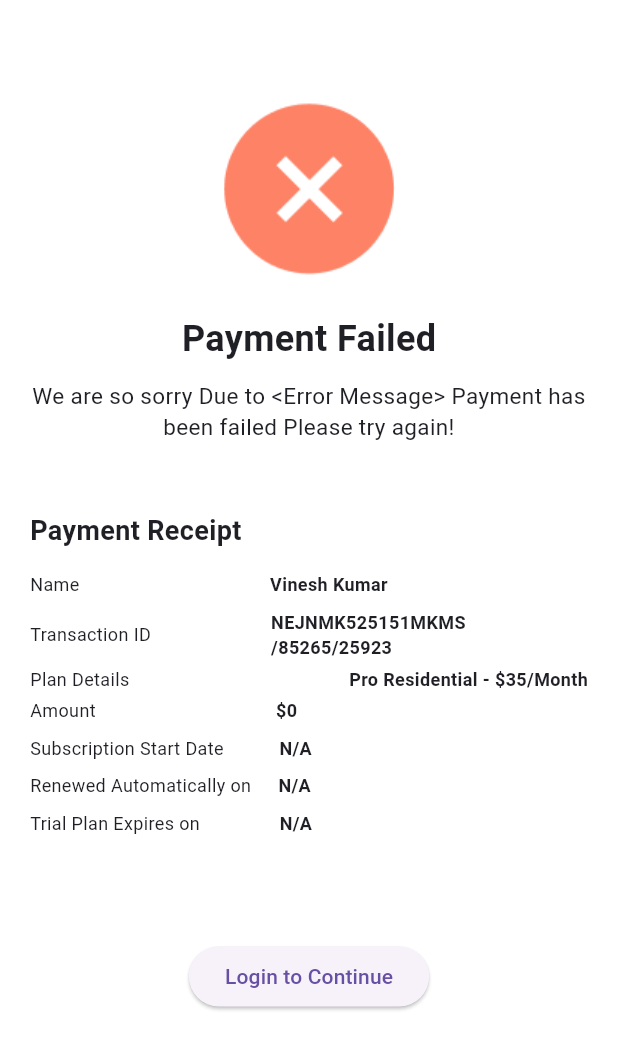
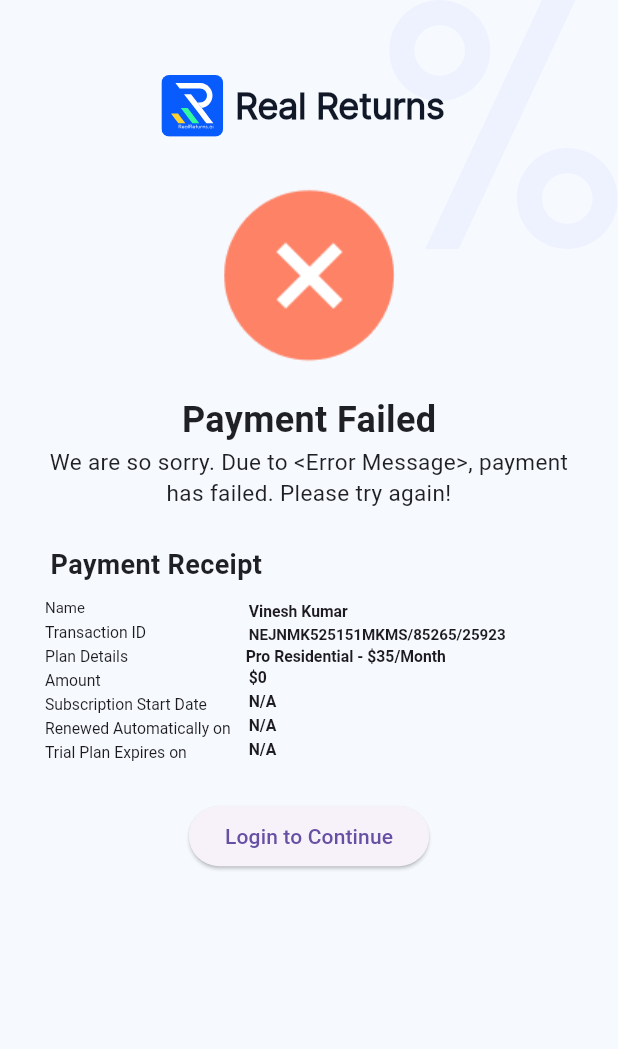
Before and after one commit to MohanmanuPaccore/RealReturnsMobile, a Flutter app: the FailedScreen widget shown alone on an empty page, opened directly, on a phone screen of 412 x 824 dp. Shown: the top 1049 px of the screen. Run offline on Flutter 3.47's test engine with Material 3 defaults, Android fonts, the phone set to English and light mode, and no system bars; our stand-ins replace email_validator, firebase_analytics, firebase_core, flutter_svg, rxdart; missing offline and left inert: flutter_appauth; accounts and stored records are empty.

Commit message:
changes in success and failure payment

```diff
--- a/lib/screens/paymentfailed.dart
+++ b/lib/screens/paymentfailed.dart
@@ -1,23 +1,22 @@
+import 'package:architecture_pattern/screens/widgets/background_icon_widget.dart';
 import 'package:flutter/material.dart';
-
+import 'package:architecture_pattern/common_files/common_size_helper.dart';
 import '../constants/assets_constants.dart';
+import '../routes/routes_names.dart';
 
 class FailedScreen extends StatelessWidget {
   @override
   Widget build(BuildContext context) {
-    return Scaffold(
-      backgroundColor: Colors.white,
-
-      body: Padding(
+    return BackgroundIcon(
+      child: Padding(
         padding: const EdgeInsets.all(4.0),
         child: Column(
           crossAxisAlignment: CrossAxisAlignment.center,
           children: [
-            SizedBox(height: 60,),
             Image(
               image: AssetImage(AssetConstants.paymentfailed),
             ),
-            SizedBox(height: 20),
+            SizedBox(height: displayHeight(context) * 0.02),
             Text(
               'Payment Failed',
               style: TextStyle(
@@ -25,13 +24,15 @@ class FailedScreen extends StatelessWidget {
                 fontWeight: FontWeight.bold,
               ),
             ),
-            SizedBox(height: 10),
-            Text(
-              'We are so sorry Due to <Error Message> Payment has been failed Please try again!',
-              textAlign: TextAlign.center,
-              style: TextStyle(fontSize: 15),
+            Padding(
+              padding: const EdgeInsets.symmetric(horizontal: 16.0),
+              child: Text(
+                'We are so sorry. Due to <Error Message>, payment has failed. Please try again!',
+                textAlign: TextAlign.center,
+                style: TextStyle(fontSize: 15),
+              ),
             ),
-            SizedBox(height: 30),
+            SizedBox(height: displayHeight(context) * 0.01),
             Container(
               padding: EdgeInsets.all(16),
               decoration: BoxDecoration(
@@ -41,169 +42,142 @@ class FailedScreen extends StatelessWidget {
               child: Column(
                 crossAxisAlignment: CrossAxisAlignment.start,
                 children: [
-                  Text(
-                    'Payment Receipt',
-                    style: TextStyle(
-                      fontSize: 18,
-                      fontWeight: FontWeight.bold,
+                  Padding(
+                    padding:  EdgeInsets.only(left: displayWidth(context)*0.033),
+                    child: Text(
+                      'Payment Receipt',
+                      style: TextStyle(
+                        fontSize: 18,
+                        fontWeight: FontWeight.bold,
+                      ),
                     ),
                   ),
-                  SizedBox(height: 10),
-                  Padding(
-                    padding: const EdgeInsets.symmetric(vertical: 4.0),
-                    child: Row(
-                      mainAxisAlignment: MainAxisAlignment.start,
-                      children: [
-                        Text(
-                          'Name',
-                          style: TextStyle(
-                            fontSize: 12,
-
-                          ),
-                        ),
-                        SizedBox(width: 127,),
-                        Text('Vinesh Kumar',  style: TextStyle(
-                          fontSize: 12,
-                          fontWeight: FontWeight.bold,
-                        ),),
-                      ],
-                    ),
-                  ),
-                  Padding(
-                    padding: const EdgeInsets.symmetric(vertical: 4.0),
-                    child: Row(
-                      mainAxisAlignment: MainAxisAlignment.start,
-                      children: [
-                        Text(
-                          'Transaction ID',
-                          style: TextStyle(
-                            fontSize: 12,
-
-                          ),
-                        ),
-                        SizedBox(width: 80,),
-                        Text('NEJNMK525151MKMS\n/85265/25923',
-                          style: TextStyle(
-                            fontSize: 12,
-                            fontWeight: FontWeight.bold,
-                          ),
-                        ),
-                      ],
-                    ),
-                  ),
-
                   Row(
-                    mainAxisAlignment: MainAxisAlignment.spaceBetween,
                     children: [
-                      Text(
-                        'Plan Details',
-                        style: TextStyle(
-                          fontSize: 12,
+                      Padding(
+                        padding: const EdgeInsets.all(8),
+                        child: Column(
+                          crossAxisAlignment: CrossAxisAlignment.start,
+                          children: [
+                            Padding(
+                              padding: const EdgeInsets.all(2.0),
+                              child: Text("Name",style: Theme.of(context).textTheme.displayMedium?.copyWith(
+                                  fontSize: 10),
+                              ),
+                            ),
+                            Padding(
+                              padding: const EdgeInsets.all(2.0),
+                              child: Text("Transaction ID",style: Theme.of(context).textTheme.displayMedium?.copyWith(
+                                  fontSize: 10.5),
+                              ),
+                            ),
+                            Padding(
+                              padding: const EdgeInsets.all(2.0),
+                              child: Text("Plan Details",style: Theme.of(context).textTheme.displayMedium?.copyWith(
+                                  fontSize: 10.5),
+                              ),
+                            ),
+                            Padding(
+                              padding: const EdgeInsets.all(2.0),
+                              child: Text("Amount",style: Theme.of(context).textTheme.displayMedium?.copyWith(
+                                  fontSize: 10.5),
+                              ),
+                            ),
+                            Padding(
+                              padding: const EdgeInsets.all(2.0),
+                              child: Text("Subscription Start Date",style: Theme.of(context).textTheme.displayMedium?.copyWith(
+                                  fontSize: 10.5),
+                              ),
+                            ),
+                            Padding(
+                              padding: const EdgeInsets.all(2.0),
+                              child: Text("Renewed Automatically on",style: Theme.of(context).textTheme.displayMedium?.copyWith(
+                                  fontSize: 10.5),
+                              ),
+                            ),
+                            Padding(
+                              padding: const EdgeInsets.all(2.0),
+                              child: Text("Trial Plan Expires on",style: Theme.of(context).textTheme.displayMedium?.copyWith(
+                                  fontSize: 10.5),
+                              ),
+                            ),
+                          ],
 
                         ),
+
                       ),
-                      SizedBox(width: 40,),
-                      Text('Pro Residential - \$35/Month',style: TextStyle(
-                        fontSize: 12,
-                        fontWeight: FontWeight.bold,
-                      ),),
+                      Padding(
+                        padding: const EdgeInsets.symmetric(vertical: 4.0),
+                        child: Column(
+                          crossAxisAlignment: CrossAxisAlignment.start,
+                          children: [
+                            Padding(
+                              padding: const EdgeInsets.all(2.0),
+                              child: Text("Vinesh Kumar", style: Theme.of(context).textTheme.displayMedium?.copyWith(
+                                  fontWeight: FontWeight.w600,
+                                  fontSize: 10.5
+                              ),),
+                            ),
+                            Padding(
+                              padding: const EdgeInsets.all(2.0),
+                              child: Text("NEJNMK525151MKMS/85265/25923", style: Theme.of(context).textTheme.displayMedium?.copyWith(
+                                  fontWeight: FontWeight.w600,
+                                  fontSize: 10.1
+                              ),),
+                            ),
+                            Text("Pro Residential - \$35/Month", style: Theme.of(context).textTheme.displayMedium?.copyWith(
+                                fontWeight: FontWeight.w600,
+                                fontSize: 10.5
+                            ),),
+                            Padding(
+                              padding: const EdgeInsets.all(2.0),
+                              child: Text("\$0", style: Theme.of(context).textTheme.displayMedium?.copyWith(
+                                  fontWeight: FontWeight.w600,
+                                  fontSize: 10.5
+                              ),),
+                            ),
+                            Padding(
+                              padding: const EdgeInsets.all(2.0),
+                              child: Text("N/A", style: Theme.of(context).textTheme.displayMedium?.copyWith(
+                                  fontWeight: FontWeight.w600,
+                                  fontSize: 10.5
+                              ),),
+                            ),
+                            Padding(
+                              padding: const EdgeInsets.all(2.0),
+                              child: Text("N/A", style: Theme.of(context).textTheme.displayMedium?.copyWith(
+                                  fontWeight: FontWeight.w600,
+                                  fontSize: 10.5
+                              ),),
+                            ),
+                            Padding(
+                              padding: const EdgeInsets.all(2.0),
+                              child: Text("N/A", style: Theme.of(context).textTheme.displayMedium?.copyWith(
+                                  fontWeight: FontWeight.w600,
+                                  fontSize: 10.5
+                              ),),
+                            ),
+
+                          ],
+
+                        ),
+
+                      ),
+                      // Add more widgets as needed in the Row
                     ],
                   ),
 
-                  Padding(
-                    padding: const EdgeInsets.symmetric(vertical: 4.0),
-                    child: Row(
-                      mainAxisAlignment: MainAxisAlignment.start,
-                      children: [
-                        Text(
-                          'Amount',
-                          style: TextStyle(
-                            fontSize: 12,
 
-                          ),
-                        ),
-                        SizedBox(width: 120,),
-                        Text('\$0',style: TextStyle(
-                          fontSize: 12,
-                          fontWeight: FontWeight.bold,
-                        ),),
-                      ],
-                    ),
-                  ),
-                  Padding(
-                    padding: const EdgeInsets.symmetric(vertical: 4.0),
-                    child: Row(
-                      mainAxisAlignment: MainAxisAlignment.start,
-                      children: [
-                        Text(
-                          'Subscription Start Date',
-                          style: TextStyle(
-                            fontSize: 12,
-
-                          ),
-                        ),
-                        SizedBox(width: 37,),
-                        Text('N/A',style: TextStyle(
-                          fontSize: 12,
-                          fontWeight: FontWeight.bold,
-                        ),),
-                      ],
-                    ),
-                  ),
-                  Padding(
-                    padding: const EdgeInsets.symmetric(vertical: 4.0),
-                    child: Row(
-                      mainAxisAlignment: MainAxisAlignment.start,
-                      children: [
-                        Text(
-                          'Renewed Automatically on',
-                          style: TextStyle(
-                            fontSize: 12,
-
-                          ),
-                        ),
-SizedBox(width: 18,),
-                        Text('N/A',style: TextStyle(
-                          fontSize: 12,
-                          fontWeight: FontWeight.bold,
-                        ),),
-                      ],
-                    ),
-                  ),
-                  Padding(
-                    padding: const EdgeInsets.symmetric(vertical: 4.0),
-                    child: Row(
-                      mainAxisAlignment: MainAxisAlignment.start,
-                      children: [
-                        Text(
-                          'Trial Plan Expires on',
-                          style: TextStyle(
-                            fontSize: 12,
-
-                          ),
-                        ),
-SizedBox(width: 53,),
-                        Text('N/A',style: TextStyle(
-                          fontSize: 12,
-                          fontWeight: FontWeight.bold,
-                        ),),
-                      ],
-                    ),
-                  ),
                 ],
               ),
             ),
-            SizedBox(height: 50,),
             ElevatedButton(
+              onPressed: () {
+                Navigator.pushNamed(context, RouteNames.signinScreen);
+              },
+              child: Text('Login to Continue'),
+            )
 
-              onPressed: () {
-
-              },
-
-              child: Text('Login to Continue',
-
-              ),
-            ),
           ],
         ),
       ),
```
Also changed, not shown: lib/screens/paymentsuccess.dart (+131 -162 lines).
